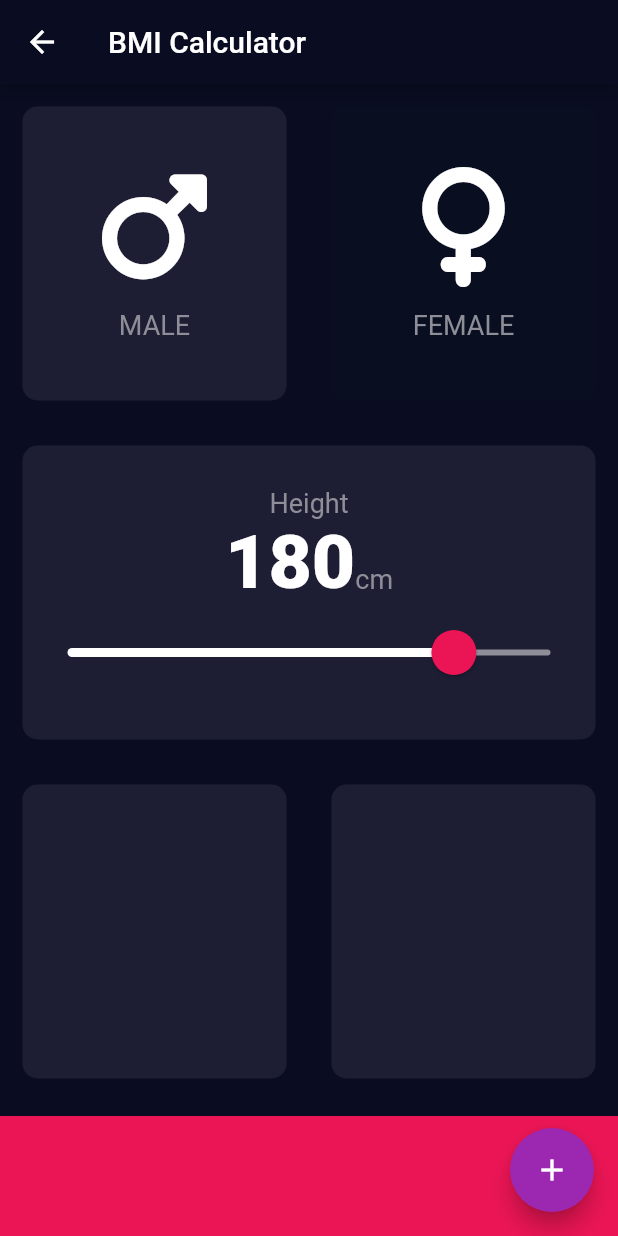
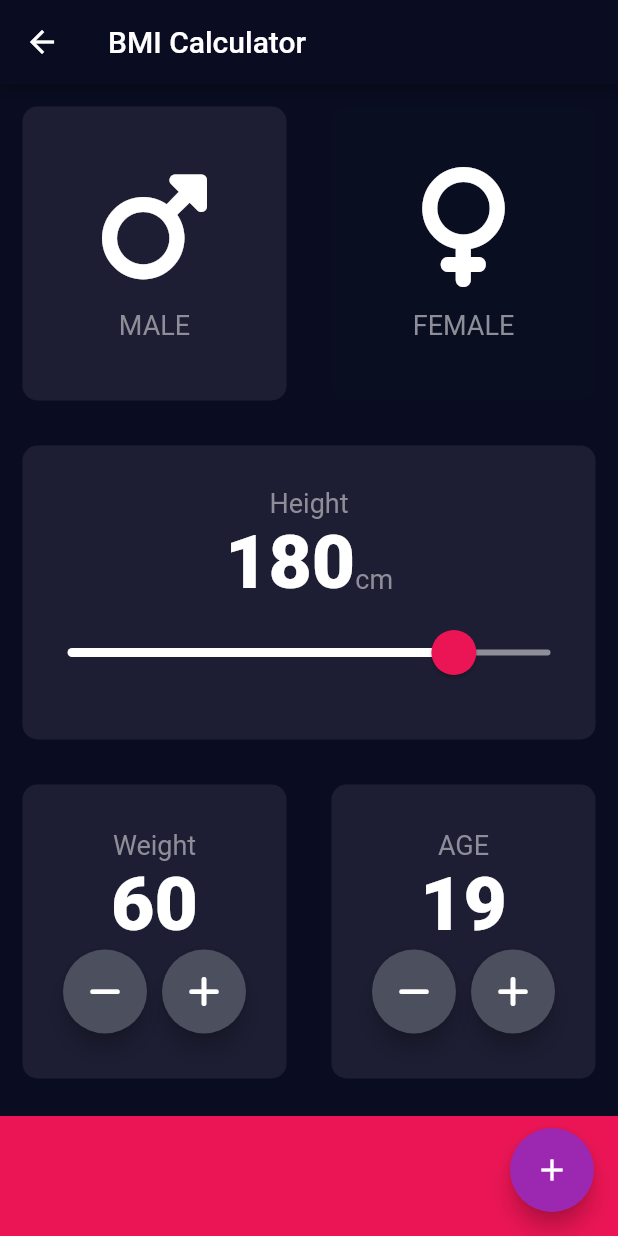
Before and after one commit to viswanath-pamarthi/Flutter_App, a Flutter app: the InputPage screen opened directly, on a phone screen of 412 x 824 dp. Run offline on Flutter 3.47's test engine with Material 2 defaults, Android fonts, the phone set to English and light mode, and no system bars; our stand-ins replace audioplayers, font_awesome_flutter, rflutter_alert; missing offline and left inert: dart:ffi.

Commit message:
- Added third block of UI to capture the height and weight to calculate BMI - Created a new custom widget - RoundedIconButton

```diff
--- a/lib/bmi_calculator_page.dart
+++ b/lib/bmi_calculator_page.dart
@@ -5,6 +5,7 @@
 import 'package:flutter_app/constants.dart';
 import 'custom_widgets/icon_content.dart';
 import 'custom_widgets/reusable_card.dart';
+import 'custom_widgets/round_icon_button.dart';
 
 class BmiCalculatorPage extends StatelessWidget {
   const BmiCalculatorPage({Key? key}) : super(key: key);
@@ -25,6 +26,8 @@
 class _InputPageState extends State<InputPage> {
   Gender selectedGender = Gender.male;
   int height = 180;
+  int weight = 60;
+  int age = 19;
 
   @override
   Widget build(BuildContext context) {
@@ -78,7 +81,7 @@
                     cardChild: Column(
                       mainAxisAlignment: MainAxisAlignment.center,
                       children: <Widget>[
-                        Text(
+                        const Text(
                           'Height',
                           style: kLabelTextStyle,
                         ),
@@ -101,13 +104,13 @@
                           //.of returns data property/ data of the closest SliderTheme in the given context
                           data: SliderTheme.of(context).copyWith(
                               activeTrackColor: Colors.white,
-                              inactiveTrackColor: Color(0xFF8D8E98),
-                              thumbColor: Color(0xFFEB1555),
-                              overlayColor: Color(0x29EB1555),
-                              thumbShape: RoundSliderThumbShape(
+                              inactiveTrackColor: const Color(0xFF8D8E98),
+                              thumbColor: const Color(0xFFEB1555),
+                              overlayColor: const Color(0x29EB1555),
+                              thumbShape: const RoundSliderThumbShape(
                                   enabledThumbRadius: 15.0),
-                              overlayShape:
-                                  RoundSliderOverlayShape(overlayRadius: 30.0)),
+                              overlayShape: const RoundSliderOverlayShape(
+                                  overlayRadius: 30.0)),
                           child: Slider(
                             value: height.toDouble(),
                             min: 20.0,
@@ -135,11 +138,87 @@
                 Expanded(
                   child: ReusableCard(
                     colour: kActiveCardColor,
+                    cardChild: Column(
+                      mainAxisAlignment: MainAxisAlignment.center,
+                      children: <Widget>[
+                        const Text(
+                          'Weight',
+                          style: kLabelTextStyle,
+                        ),
+                        Text(
+                          weight.toString(),
+                          style: kNumberTextStyle,
+                        ),
+                        Row(
+                          mainAxisAlignment: MainAxisAlignment.center,
+                          children: [
+                            RoundIconButton(
+                              icon: FontAwesomeIcons.minus,
+                              tapFunction: () {
+                                setState(() {
+                                  if (weight > 0) {
+                                    weight--;
+                                  }
+                                });
+                              },
+                            ),
+                            const SizedBox(
+                              width: 10.0,
+                            ),
+                            RoundIconButton(
+                              icon: FontAwesomeIcons.plus,
+                              tapFunction: () {
+                                setState(() {
+                                  weight++;
+                                });
+                              },
+                            ),
+                          ],
+                        )
+                      ],
+                    ),
                   ),
                 ),
                 Expanded(
                   child: ReusableCard(
                     colour: kActiveCardColor,
+                    cardChild: Column(
+                      mainAxisAlignment: MainAxisAlignment.center,
+                      children: <Widget>[
+                        const Text(
+                          'AGE',
+                          style: kLabelTextStyle,
+                        ),
+                        Text(
+                          age.toString(),
+                          style: kNumberTextStyle,
+                        ),
+                        Row(
+                          mainAxisAlignment: MainAxisAlignment.center,
+                          children: <Widget>[
+                            RoundIconButton(
+                                icon: FontAwesomeIcons.minus,
+                                tapFunction: () {
+                                  setState(() {
+                                    if (age > 0) {
+                                      age--;
+                                    }
+                                  });
+                                }),
+                            const SizedBox(
+                              width: 10.0,
+                            ),
+                            RoundIconButton(
+                                icon: FontAwesomeIcons.plus,
+                                tapFunction: () {
+                                  setState(() {
+                                    age++;
+                                  });
+                                })
+                          ],
+                        )
+                      ],
+                    ),
                   ),
                   // flex: 5,
                 ),
--- /dev/null
+++ b/lib/custom_widgets/round_icon_button.dart
@@ -0,0 +1,22 @@
+import 'package:flutter/material.dart';
+
+class RoundIconButton extends StatelessWidget {
+  final IconData icon;
+  final void Function() tapFunction;
+  RoundIconButton({required this.icon, required this.tapFunction});
+
+  @override
+  Widget build(BuildContext context) {
+    return RawMaterialButton(
+      child: Icon(icon),
+      constraints: const BoxConstraints.tightFor(
+        width: 56.0,
+        height: 56.0,
+      ),
+      elevation: 6.0,
+      shape: const CircleBorder(),
+      fillColor: const Color(0xFF4c4F5E),
+      onPressed: tapFunction,
+    );
+  }
+}
```
